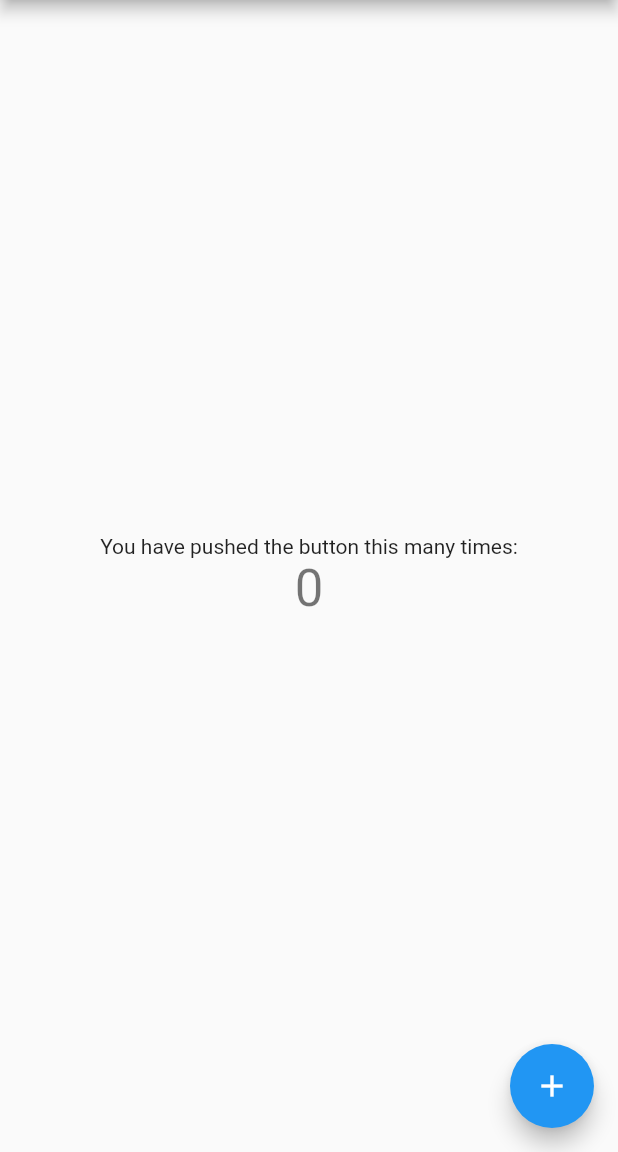
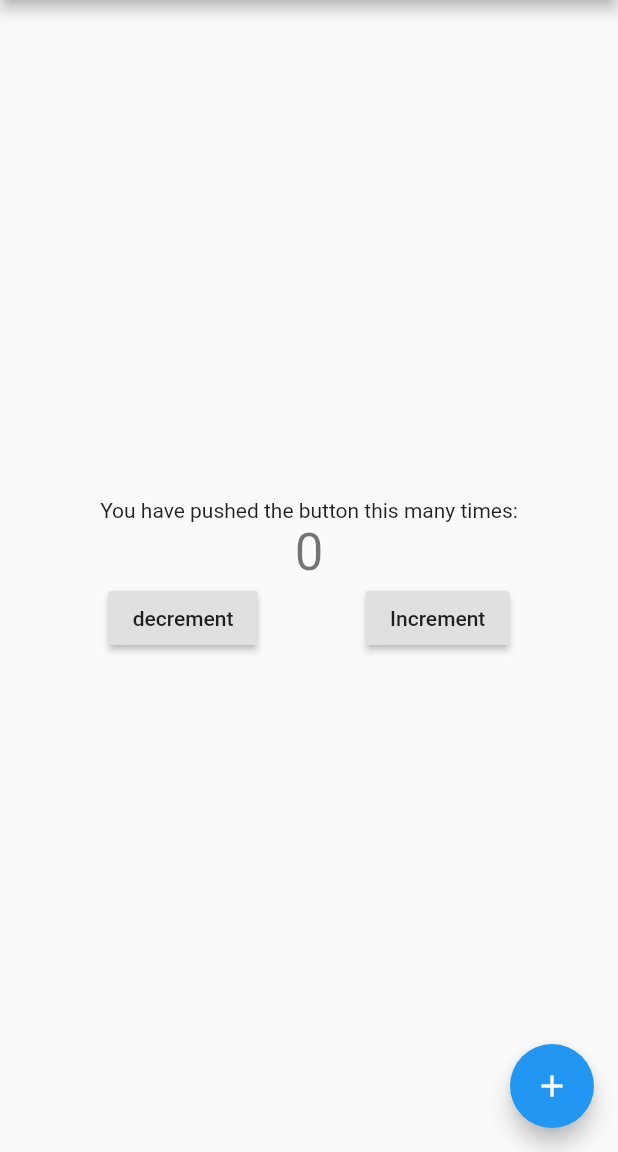
Before and after one commit to sungchan1120/project, a Flutter app: the screen it shows after launch, on a phone screen of 412 x 824 dp, the part 84-1236 px from its top. Run offline on Flutter 3.47's test engine with Material 2 defaults, Android fonts, the phone set to English and light mode, and no system bars.

Commit message:
1단계 완성 2023 7/9

```diff
--- a/lib/main.dart
+++ b/lib/main.dart
@@ -7,21 +7,11 @@ void main() {
 class MyApp extends StatelessWidget {
   const MyApp({Key? key}) : super(key: key);
 
-  // This widget is the root of your application.
   @override
   Widget build(BuildContext context) {
     return MaterialApp(
       title: 'Flutter Demo',
       theme: ThemeData(
-        // This is the theme of your application.
-        //
-        // Try running your application with "flutter run". You'll see the
-        // application has a blue toolbar. Then, without quitting the app, try
-        // changing the primarySwatch below to Colors.green and then invoke
-        // "hot reload" (press "r" in the console where you ran "flutter run",
-        // or simply save your changes to "hot reload" in a Flutter IDE).
-        // Notice that the counter didn't reset back to zero; the application
-        // is not restarted.
         primarySwatch: Colors.blue,
       ),
       home: const MyHomePage(title: 'Flutter Demo Home Page'),
@@ -31,15 +21,6 @@ class MyApp extends StatelessWidget {
 
 class MyHomePage extends StatefulWidget {
   const MyHomePage({Key? key, required this.title}) : super(key: key);
-
-  // This widget is the home page of your application. It is stateful, meaning
-  // that it has a State object (defined below) that contains fields that affect
-  // how it looks.
-
-  // This class is the configuration for the state. It holds the values (in this
-  // case the title) provided by the parent (in this case the App widget) and
-  // used by the build method of the State. Fields in a Widget subclass are
-  // always marked "final".
 
   final String title;
 
@@ -52,47 +33,30 @@ class _MyHomePageState extends State<MyHomePage> {
 
   void _incrementCounter() {
     setState(() {
-      // This call to setState tells the Flutter framework that something has
-      // changed in this State, which causes it to rerun the build method below
-      // so that the display can reflect the updated values. If we changed
-      // _counter without calling setState(), then the build method would not be
-      // called again, and so nothing would appear to happen.
       _counter++;
+    });
+  }
+
+  void _decrementCounter() {
+    setState(() {
+      _counter--;
+    });
+  }
+
+  void _resetCounter() {
+    setState(() {
+      _counter = 0;
     });
   }
 
   @override
   Widget build(BuildContext context) {
-    // This method is rerun every time setState is called, for instance as done
-    // by the _incrementCounter method above.
-    //
-    // The Flutter framework has been optimized to make rerunning build methods
-    // fast, so that you can just rebuild anything that needs updating rather
-    // than having to individually change instances of widgets.
     return Scaffold(
       appBar: AppBar(
-        // Here we take the value from the MyHomePage object that was created by
-        // the App.build method, and use it to set our appbar title.
         title: Text(widget.title),
       ),
       body: Center(
-        // Center is a layout widget. It takes a single child and positions it
-        // in the middle of the parent.
         child: Column(
-          // Column is also a layout widget. It takes a list of children and
-          // arranges them vertically. By default, it sizes itself to fit its
-          // children horizontally, and tries to be as tall as its parent.
-          //
-          // Invoke "debug painting" (press "p" in the console, choose the
-          // "Toggle Debug Paint" action from the Flutter Inspector in Android
-          // Studio, or the "Toggle Debug Paint" command in Visual Studio Code)
-          // to see the wireframe for each widget.
-          //
-          // Column has various properties to control how it sizes itself and
-          // how it positions its children. Here we use mainAxisAlignment to
-          // center the children vertically; the main axis here is the vertical
-          // axis because Columns are vertical (the cross axis would be
-          // horizontal).
           mainAxisAlignment: MainAxisAlignment.center,
           children: <Widget>[
             const Text(
@@ -102,6 +66,19 @@ class _MyHomePageState extends State<MyHomePage> {
               '$_counter',
               style: Theme.of(context).textTheme.headline4,
             ),
+            Row(
+              mainAxisAlignment: MainAxisAlignment.spaceEvenly,
+              children: [
+                RaisedButton(
+                  onPressed: _decrementCounter,
+                  child: Text("decrement"),
+                ),
+                RaisedButton(
+                  onPressed: _incrementCounter,
+                  child: Text("Increment"),
+                ),
+              ],
+            )
           ],
         ),
       ),
```
